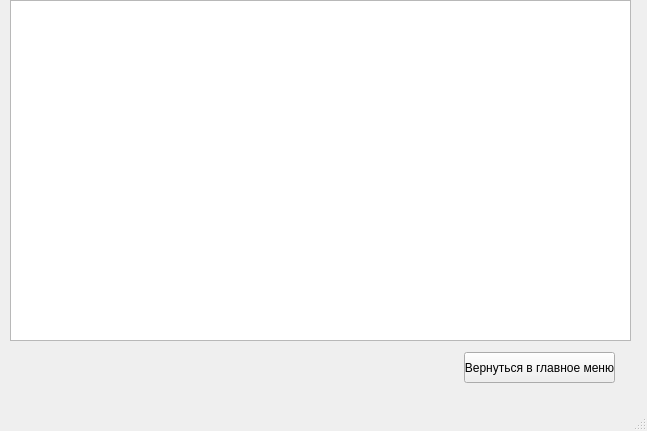
This is Safe.ui in Chernyackoff/project_PyQT as Qt 5 draws it before an edit. The edited form follows.
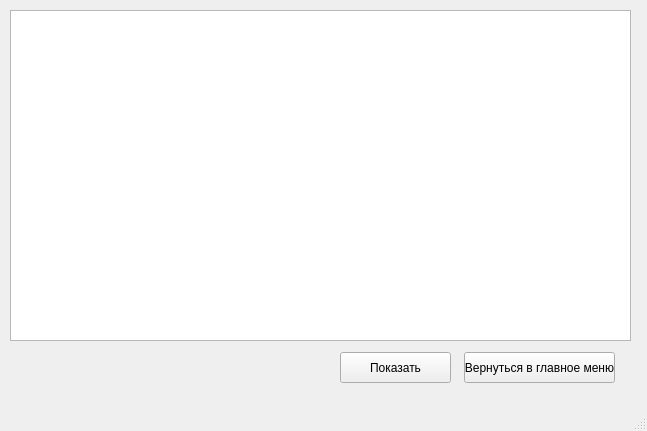
This is the edited form.

```diff
--- a/Safe.ui
+++ b/Safe.ui
@@ -31,15 +31,33 @@
     <property name="geometry">
      <rect>
       <x>10</x>
-      <y>0</y>
+      <y>10</y>
       <width>621</width>
-      <height>341</height>
+      <height>331</height>
      </rect>
     </property>
+    <property name="font">
+     <font>
+      <pointsize>10</pointsize>
+     </font>
+    </property>
     <property name="readOnly">
      <bool>true</bool>
     </property>
    </widget>
+   <widget class="QPushButton" name="showp">
+    <property name="geometry">
+     <rect>
+      <x>340</x>
+      <y>352</y>
+      <width>111</width>
+      <height>31</height>
+     </rect>
+    </property>
+    <property name="text">
+     <string>Показать</string>
+    </property>
+   </widget>
   </widget>
   <widget class="QMenuBar" name="menubar">
    <property name="geometry">
```
